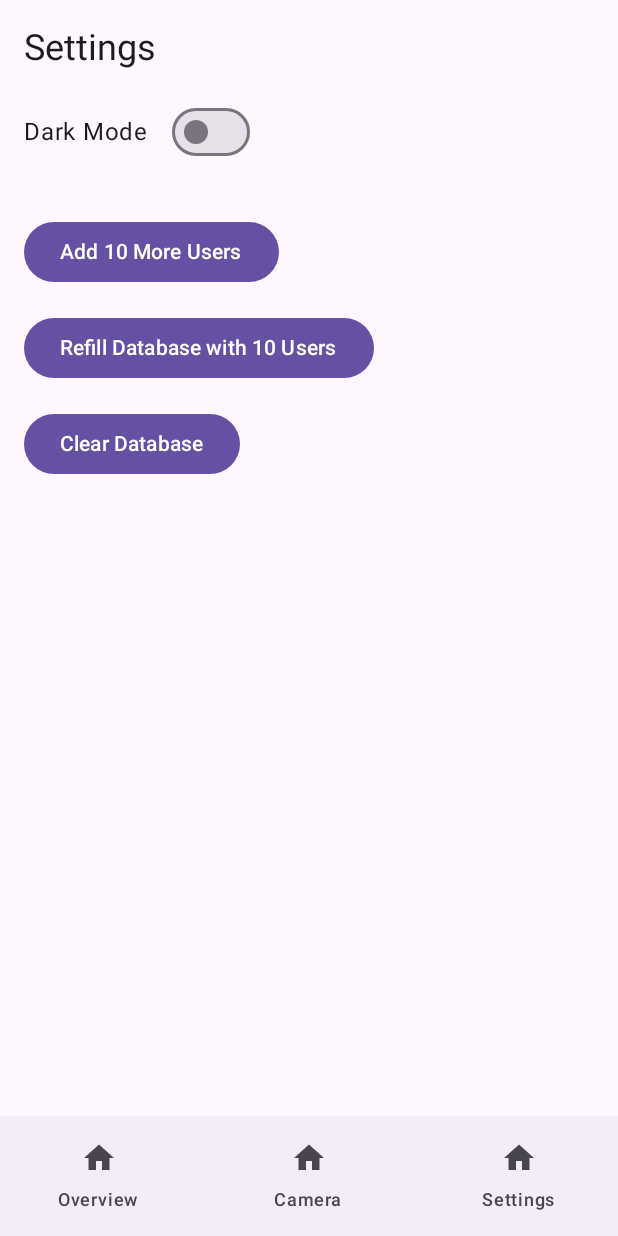
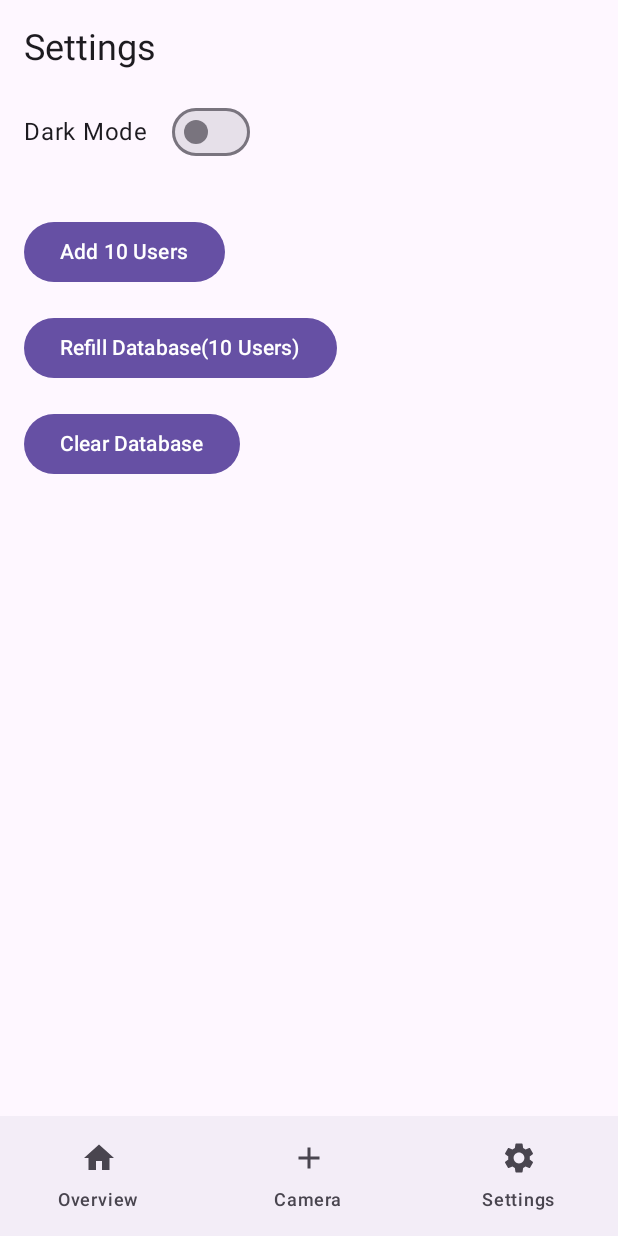
Before and after one commit to Wupo958/App-Mobile-Development, an Android app built with Jetpack Compose: the screen it shows after launch (MainActivity), item 3 of the bottom bar chosen, on a phone screen of 412 x 824 dp. Run offline under Robolectric (Android 15) with nearby library versions, the phone set to English and light mode, and no system bars; our stand-ins replace Room's generated code, livedata-compose; libraries missing offline, so code that uses them is left out: androidx.camera.core, androidx.camera.lifecycle, androidx.camera.view, com.google.mlkit.vision; network calls fail; pictures from the network do not load; 1 statement that could not run was skipped.

Commit message:
UI improved and code cleaned up

```diff
--- a/app/src/main/java/com/example/randomuserapp/MainActivity.kt
+++ b/app/src/main/java/com/example/randomuserapp/MainActivity.kt
@@ -32,7 +32,10 @@ import androidx.compose.runtime.getValue
 import kotlinx.coroutines.launch
 import android.Manifest
 import android.content.pm.PackageManager
+import androidx.compose.ui.graphics.vector.ImageVector
 import com.example.randomuserapp.screens.UserEditScreen
+import androidx.compose.material.icons.filled.Add
+import androidx.compose.material.icons.filled.Settings
 
 @androidx.camera.core.ExperimentalGetImage
 class MainActivity : ComponentActivity() {
@@ -76,13 +79,13 @@ fun AppNavigation(themeViewModel: ThemeViewModel) {
             startDestination = "overview",
             modifier = Modifier.padding(innerPadding)
         ) {
-            composable("overview") { UserOverviewScreen(navController, themeViewModel) }
-            composable("camera") { CameraScreen(navController, themeViewModel) }
+            composable("overview") { UserOverviewScreen(navController) }
+            composable("camera") { CameraScreen(navController) }
             composable("settings") { SettingsScreen(themeViewModel) }
             composable("detail/{id}") { backStackEntry ->
                 val userId = backStackEntry.arguments?.getString("id")?.toIntOrNull()
                 userId?.let {
-                    UserDetailScreen(userId, navController, themeViewModel)
+                    UserDetailScreen(userId, navController)
                 }
             }
             composable("create") {
@@ -102,14 +105,14 @@ fun AppNavigation(themeViewModel: ThemeViewModel) {
 fun BottomNavigationBar(navController: NavHostController) {
     NavigationBar {
         val items = listOf(
-            NavItem("Overview", "overview"),
-            NavItem("Camera", "camera"),
-            NavItem("Settings", "settings"),
+            NavItem("Overview", "overview", Icons.Default.Home),
+            NavItem("Camera", "camera", Icons.Default.Add),
+            NavItem("Settings", "settings", Icons.Default.Settings),
         )
 
         items.forEach { item ->
             NavigationBarItem(
-                icon = {Icon(Icons.Default.Home, contentDescription = null)},
+                icon = { Icon(item.icon, contentDescription = item.title) },
                 label = { Text(item.title) },
                 selected = navController.currentDestination?.route == item.route,
                 onClick = { navController.navigate(item.route) }
@@ -118,4 +121,4 @@ fun BottomNavigationBar(navController: NavHostController) {
     }
 }
 
-data class NavItem(val title: String, val route: String)
+data class NavItem(val title: String, val route: String, val icon: ImageVector)
--- a/app/src/main/java/com/example/randomuserapp/data/UserApi.kt
+++ b/app/src/main/java/com/example/randomuserapp/data/UserApi.kt
@@ -1,6 +1,5 @@
 package com.example.randomuserapp.data
 
-import com.example.randomuserapp.user.User
 import retrofit2.Response
 import retrofit2.http.GET
 
--- a/app/src/main/java/com/example/randomuserapp/data/UserRepository.kt
+++ b/app/src/main/java/com/example/randomuserapp/data/UserRepository.kt
@@ -1,7 +1,6 @@
 package com.example.randomuserapp.data
 
 import androidx.lifecycle.LiveData
-import androidx.room.Query
 import com.example.randomuserapp.user.User
 import kotlinx.coroutines.Dispatchers
 import kotlinx.coroutines.withContext
@@ -50,7 +49,6 @@ class UserRepository(private val db: AppDatabase) {
         val existing = db.userDao().getByIdentity(user.firstName, user.lastName, user.dob)
         if (existing == null) {
             db.userDao().insert(user)
-            // Finde ihn direkt danach (wegen autoGenerate id)
             db.userDao().getByIdentity(user.firstName, user.lastName, user.dob)
         } else {
             existing
--- a/app/src/main/java/com/example/randomuserapp/screens/CameraScreen.kt
+++ b/app/src/main/java/com/example/randomuserapp/screens/CameraScreen.kt
@@ -13,7 +13,6 @@ import androidx.compose.material3.Text
 import androidx.compose.runtime.*
 import androidx.compose.ui.Modifier
 import androidx.compose.ui.graphics.Color
-import androidx.compose.ui.graphics.graphicsLayer
 import androidx.compose.ui.platform.LocalContext
 import androidx.compose.ui.unit.dp
 import androidx.compose.ui.viewinterop.AndroidView
@@ -21,7 +20,6 @@ import androidx.lifecycle.compose.LocalLifecycleOwner
 import androidx.navigation.NavController
 import com.example.randomuserapp.data.AppDatabase
 import com.example.randomuserapp.data.UserRepository
-import com.example.randomuserapp.ui.theme.ThemeViewModel
 import com.example.randomuserapp.user.User
 import com.example.randomuserapp.user.formatDate
 import com.google.mlkit.vision.barcode.BarcodeScanning
@@ -32,7 +30,7 @@ import java.util.concurrent.Executors
 
 @androidx.camera.core.ExperimentalGetImage
 @Composable
-fun CameraScreen(navController: NavController, themeViewModel: ThemeViewModel) {
+fun CameraScreen(navController: NavController) {
     val context = LocalContext.current
     val lifecycleOwner = LocalLifecycleOwner.current
     val previewView = remember { PreviewView(context) }
--- a/app/src/main/java/com/example/randomuserapp/screens/SettingsScreen.kt
+++ b/app/src/main/java/com/example/randomuserapp/screens/SettingsScreen.kt
@@ -84,14 +84,14 @@ fun SettingsScreen(themeViewModel: ThemeViewModel) {
 
             Spacer(modifier = Modifier.height(32.dp))
 
-            Button(onClick = { viewModel.addUsers() }) {
-                Text("Add 10 More Users")
+            Button(onClick = { viewModel.addUsers()}) {
+                Text("Add 10 Users")
             }
 
             Spacer(modifier = Modifier.height(16.dp))
 
             Button(onClick = { viewModel.refreshUsers() }) {
-                Text("Refill Database with 10 Users")
+                Text("Refill Database(10 Users)")
             }
 
             Spacer(modifier = Modifier.height(16.dp))
--- a/app/src/main/java/com/example/randomuserapp/screens/UserDetailScreen.kt
+++ b/app/src/main/java/com/example/randomuserapp/screens/UserDetailScreen.kt
@@ -24,20 +24,18 @@ import com.example.randomuserapp.data.AppDatabase
 import com.example.randomuserapp.data.UserRepository
 import com.example.randomuserapp.user.User
 import androidx.compose.runtime.*
-import androidx.compose.ui.Alignment
 import androidx.compose.ui.Modifier
 import androidx.compose.ui.draw.clip
 import androidx.compose.ui.graphics.asImageBitmap
 import androidx.compose.ui.platform.LocalConfiguration
 import androidx.compose.ui.unit.dp
 import coil.compose.AsyncImage
-import com.example.randomuserapp.ui.theme.ThemeViewModel
 import com.example.randomuserapp.user.formatDate
 import com.example.randomuserapp.user.generateQrCodeBitmap
 import org.json.JSONObject
 
 @Composable
-fun UserDetailScreen(userId: Int, navController: NavController, themeViewModel: ThemeViewModel) {
+fun UserDetailScreen(userId: Int, navController: NavController) {
     val context = LocalContext.current
     val db = remember { AppDatabase.getDatabase(context) }
     val repository = remember { UserRepository(db) }
@@ -115,7 +113,7 @@ fun UserDetailScreen(userId: Int, navController: NavController, themeViewModel:
                     }
                 }
             } else {
-                Column() {
+                Column {
 
                     Row {
                         AsyncImage(
--- a/app/src/main/java/com/example/randomuserapp/screens/UserEditScreen.kt
+++ b/app/src/main/java/com/example/randomuserapp/screens/UserEditScreen.kt
@@ -39,7 +39,6 @@ fun UserEditScreen(userId: Int?, navController: NavController) {
         }
     }
 
-    // UI mit Textfeldern zum Bearbeiten
     Column(Modifier.padding(16.dp)) {
         OutlinedTextField(value = user.firstName, onValueChange = { user = user.copy(firstName = it) }, label = { Text("Name") })
         OutlinedTextField(value = user.lastName, onValueChange = { user = user.copy(lastName = it) }, label = { Text("Lastname") })
--- a/app/src/main/java/com/example/randomuserapp/screens/UserOverviewScreen.kt
+++ b/app/src/main/java/com/example/randomuserapp/screens/UserOverviewScreen.kt
@@ -24,7 +24,7 @@ import com.example.randomuserapp.user.UserViewModel
 import com.example.randomuserapp.user.UserViewModelFactory
 
 @Composable
-fun UserOverviewScreen(navController: NavController, themeViewModel: ThemeViewModel) {
+fun UserOverviewScreen(navController: NavController) {
     val context = LocalContext.current
     val db = remember { AppDatabase.getDatabase(context) }
     val viewModel: UserViewModel = viewModel(
@@ -46,7 +46,6 @@ fun UserOverviewScreen(navController: NavController, themeViewModel: ThemeViewMo
             Text("Create user")
         }
 
-        // List of users
         LazyColumn {
             items(users) { user ->
                 Card(
--- a/app/src/main/java/com/example/randomuserapp/ui/theme/ThemeViewModel.kt
+++ b/app/src/main/java/com/example/randomuserapp/ui/theme/ThemeViewModel.kt
@@ -8,10 +8,6 @@ class ThemeViewModel : ViewModel() {
     private val _isDark = MutableStateFlow(false)
     val isDark: StateFlow<Boolean> = _isDark
 
-    fun toggleTheme() {
-        _isDark.value = !_isDark.value
-    }
-
     fun setTheme(dark: Boolean) {
         _isDark.value = dark
     }
```
